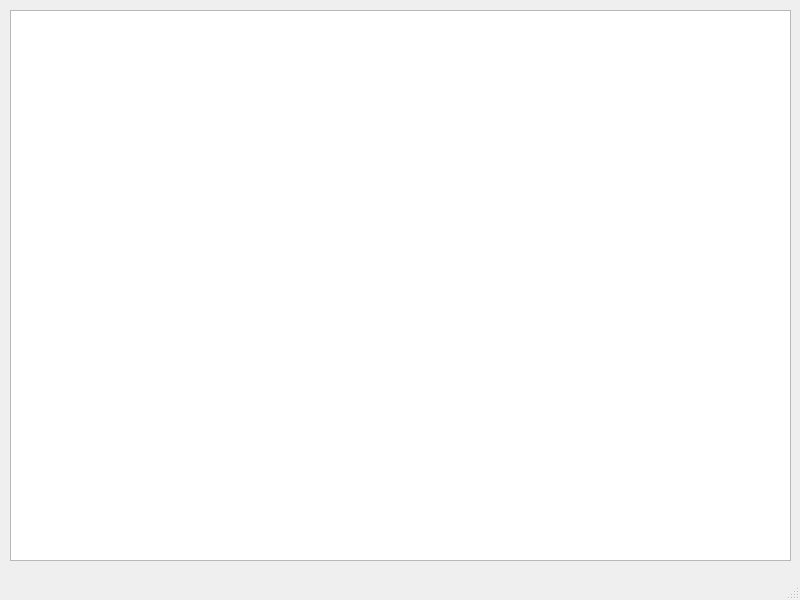
The window that main.ui (alexchugun/yandex-lyceum-coffee) describes before a commit, drawn with Qt 5.
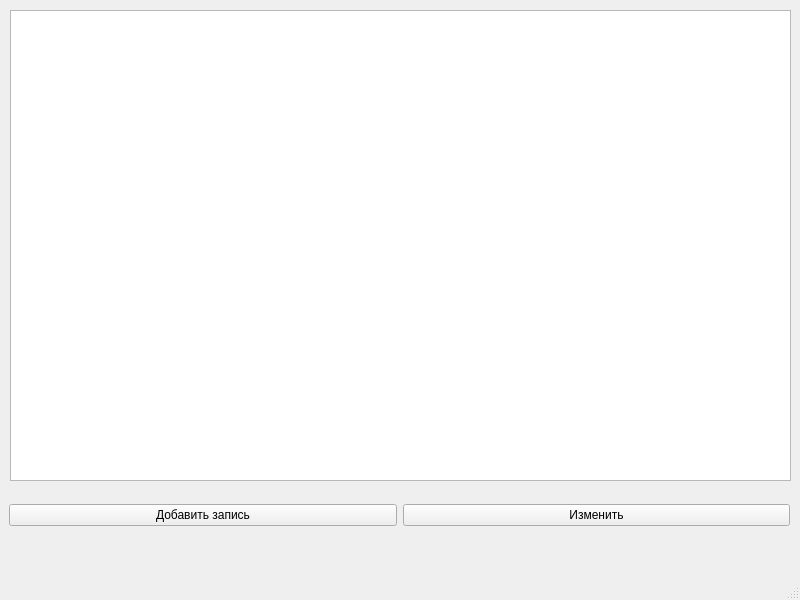
The same window after the commit.

Patch:
```diff
--- a/main.ui
+++ b/main.ui
@@ -20,7 +20,7 @@
       <x>10</x>
       <y>10</y>
       <width>781</width>
-      <height>551</height>
+      <height>471</height>
      </rect>
     </property>
     <property name="maximumSize">
@@ -29,6 +29,41 @@
       <height>16777215</height>
      </size>
     </property>
+    <property name="editTriggers">
+     <set>QAbstractItemView::NoEditTriggers</set>
+    </property>
+    <property name="selectionMode">
+     <enum>QAbstractItemView::SingleSelection</enum>
+    </property>
+    <property name="selectionBehavior">
+     <enum>QAbstractItemView::SelectRows</enum>
+    </property>
+   </widget>
+   <widget class="QWidget" name="horizontalLayoutWidget">
+    <property name="geometry">
+     <rect>
+      <x>9</x>
+      <y>490</y>
+      <width>781</width>
+      <height>51</height>
+     </rect>
+    </property>
+    <layout class="QHBoxLayout" name="horizontalLayout">
+     <item>
+      <widget class="QPushButton" name="addButton">
+       <property name="text">
+        <string>Добавить запись</string>
+       </property>
+      </widget>
+     </item>
+     <item>
+      <widget class="QPushButton" name="editButton">
+       <property name="text">
+        <string>Изменить</string>
+       </property>
+      </widget>
+     </item>
+    </layout>
    </widget>
   </widget>
   <widget class="QMenuBar" name="menubar">
```
Left out of the diff: 2 changed lines with no effect on the pictures.
